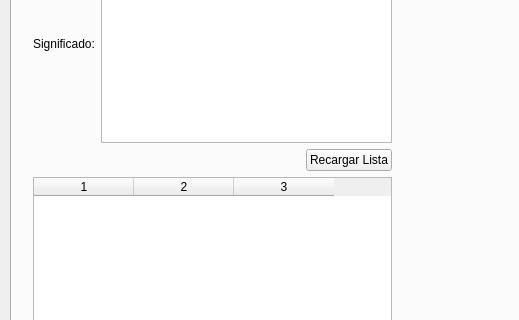
The window that mainwindow.ui (jcespinoza/Diccionario) describes before a commit, drawn with Qt 5; both pictures show x 0 to 519 and y 158 to 478 of the 739 by 588 pixel window.
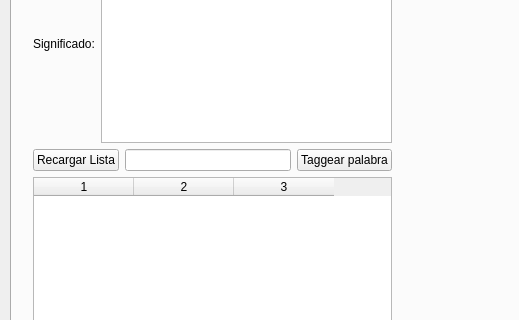
The same window after the commit.

The edit to the form file:
```diff
--- a/mainwindow.ui
+++ b/mainwindow.ui
@@ -77,19 +77,6 @@
        </item>
        <item>
         <layout class="QHBoxLayout" name="horizontalLayout_4">
-         <item>
-          <spacer name="horizontalSpacer">
-           <property name="orientation">
-            <enum>Qt::Horizontal</enum>
-           </property>
-           <property name="sizeHint" stdset="0">
-            <size>
-             <width>40</width>
-             <height>20</height>
-            </size>
-           </property>
-          </spacer>
-         </item>
          <item>
           <widget class="QPushButton" name="pbReload">
            <property name="text">
@@ -97,6 +84,16 @@
            </property>
           </widget>
          </item>
+         <item>
+          <widget class="QLineEdit" name="leTags"/>
+         </item>
+         <item>
+          <widget class="QPushButton" name="pbTagWord">
+           <property name="text">
+            <string>Taggear palabra</string>
+           </property>
+          </widget>
+         </item>
         </layout>
        </item>
        <item>
@@ -111,7 +108,7 @@
        </item>
       </layout>
      </widget>
-     <widget class="QWidget" name="">
+     <widget class="QWidget" name="layoutWidget">
       <property name="geometry">
        <rect>
         <x>477</x>
```
